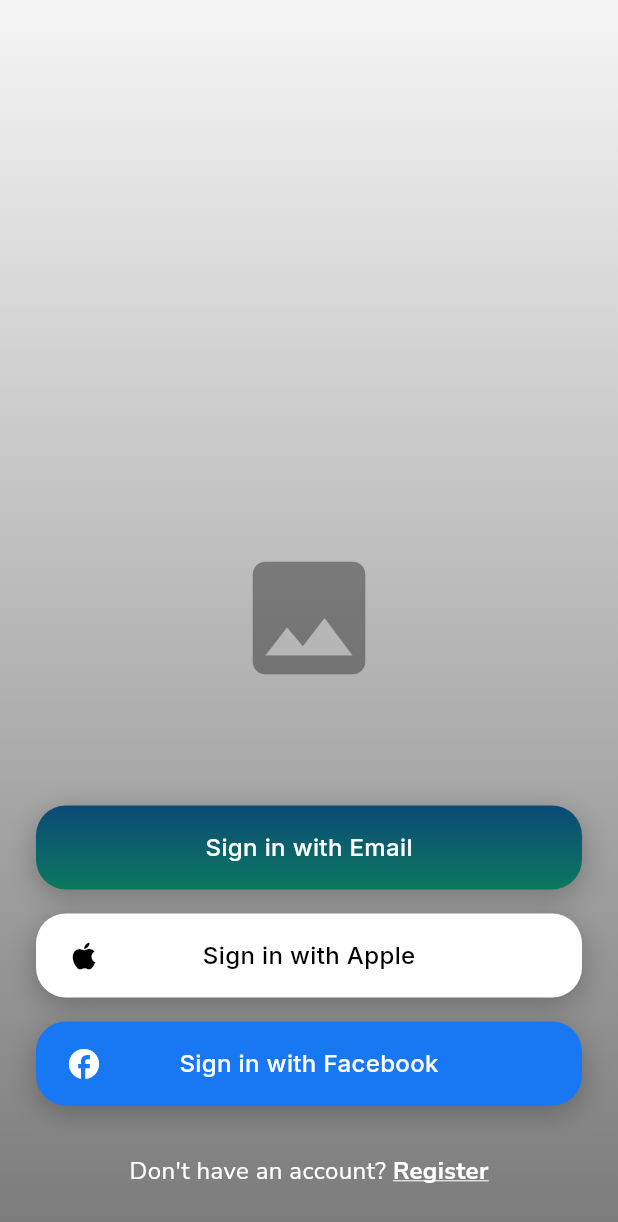
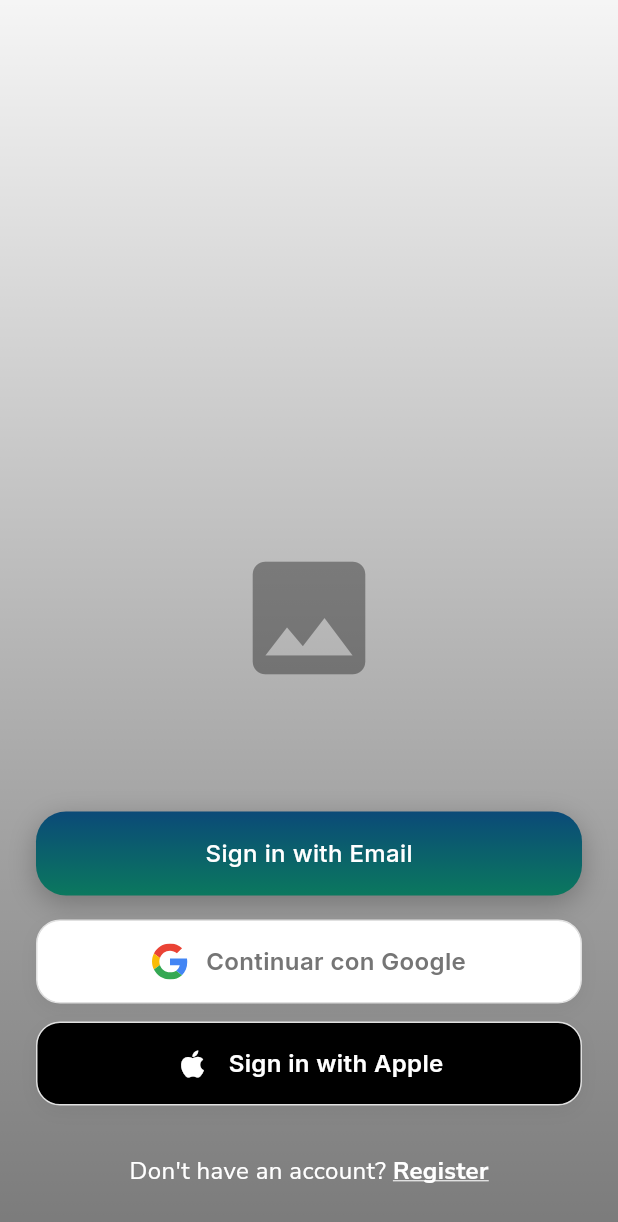
Before and after one commit to jefmonjor/other-tales-app, a Flutter app: the screen it shows after launch, on a phone screen of 412 x 824 dp. Shown: the top 1222 px of the screen. Run offline on Flutter 3.47's test engine with Material 3 defaults, Android fonts, the phone set to English and light mode, and no system bars; our stand-ins replace email_validator, flutter_riverpod, flutter_secure_storage, flutter_svg, fpdart, go_router and 4 more; missing offline and left inert: window_manager; accounts and stored records are empty; generated files the repository leaves out were written again.

Commit message:
feat: facebook delete

```diff
--- a/lib/features/auth/domain/repositories/auth_repository.dart
+++ b/lib/features/auth/domain/repositories/auth_repository.dart
@@ -11,4 +11,6 @@ abstract class AuthRepository {
     required bool termsAccepted,
     required bool privacyAccepted,
   });
+  Future<Either<Failure, void>> signInWithGoogle();
+  Future<Either<Failure, void>> signInWithApple();
 }
--- a/lib/features/auth/presentation/screens/landing_screen.dart
+++ b/lib/features/auth/presentation/screens/landing_screen.dart
@@ -4,6 +4,7 @@ import 'package:google_fonts/google_fonts.dart';
 import 'package:other_tales_app/l10n/app_localizations.dart';
 import '../../../../core/theme/app_colors.dart';
 import '../widgets/brand_button.dart';
+import '../widgets/social_button.dart';
 
 class LandingScreen extends StatelessWidget {
   const LandingScreen({super.key});
@@ -60,26 +61,39 @@ class LandingScreen extends StatelessWidget {
                   ),
                   const SizedBox(height: 16),
 
+                  // Sign in with Google
+                  SocialButton(
+                    label: "Continuar con Google", // Localize
+                    svgPath: 'assets/icons/google_logo.svg',
+                    backgroundColor: Colors.white,
+                    textColor: const Color(0xFF757575),
+                    onPressed: () {
+                     // In Landing we probably just redirect to Login or trigger generic login?
+                     // BUT Landing is usually just navigation.
+                     // Since I added Social to SignInScreen, maybe redundant here.
+                     // But user likes "Continue with..." on Landing.
+                     // I will navigate to Login or trigger Controller?
+                     // Landing is stateless and no controller. I'll navigate to Login for consistency or Keep as buttons that specific triggers?
+                     // I'll Navigate to Login for now, or just implement direct logic if ref available.
+                     // Best: Navigate to Login.
+                     context.go('/login');
+                    },
+                  ),
+                  const SizedBox(height: 12),
+
                   // Sign in with Apple
-                  _SocialButton(
+                  SocialButton(
                     label: AppLocalizations.of(context)!.signInApple,
                     icon: Icons.apple,
-                    backgroundColor: Colors.white,
-                    textColor: Colors.black,
-                    onPressed: () {
-                      // TODO: Implement Apple Sign In
-                    },
-                  ),
-                  const SizedBox(height: 16),
-
-                  // Sign in with Facebook
-                  _SocialButton(
-                    label: AppLocalizations.of(context)!.signInFacebook,
-                    icon: Icons.facebook,
-                    backgroundColor: const Color(0xFF1877F2),
+                    backgroundColor: Colors.black,
                     textColor: Colors.white,
                     onPressed: () {
-                      // TODO: Implement Facebook Sign In
+                       // Apple Sign In
+                       // If we want direct action, we need ref.
+                       // context.go('/login');
+                       // Or convert Landing to ConsumerWidget.
+                       // I'll convert to ConsumerWidget later if needed, for now just UI hotfix -> Go to Login
+                       context.push('/login');
                     },
                   ),
 
@@ -121,68 +135,3 @@ class LandingScreen extends StatelessWidget {
     );
   }
 }
-
-class _SocialButton extends StatelessWidget {
-  final String label;
-  final IconData icon;
-  final Color backgroundColor;
-  final Color textColor;
-  final VoidCallback onPressed;
-
-  const _SocialButton({
-    required this.label,
-    required this.icon,
-    required this.backgroundColor,
-    required this.textColor,
-    required this.onPressed,
-  });
-
-  @override
-  Widget build(BuildContext context) {
-    return Container(
-      width: double.infinity,
-      height: 56,
-      decoration: BoxDecoration(
-        color: backgroundColor,
-        borderRadius: BorderRadius.circular(20),
-        boxShadow: const [
-          BoxShadow(
-            color: Color.fromRGBO(0, 0, 0, 0.25),
-            offset: Offset(0, 5),
-            blurRadius: 15,
-          )
-        ],
-      ),
-      child: Material(
-        color: Colors.transparent,
-        borderRadius: BorderRadius.circular(20),
-        child: InkWell(
-          borderRadius: BorderRadius.circular(20),
-          onTap: onPressed,
-          child: Padding(
-            padding: const EdgeInsets.symmetric(horizontal: 20),
-            child: Row(
-              children: [
-                Icon(icon, color: textColor, size: 24),
-                const SizedBox(width: 16), // Center alignment might be preferred but Row is standard
-                Expanded(
-                  child: Center(
-                    child: Text(
-                      label,
-                      style: GoogleFonts.inter(
-                        fontSize: 16,
-                        fontWeight: FontWeight.w500,
-                        color: textColor,
-                      ),
-                    ),
-                  ),
-                ),
-                const SizedBox(width: 24 + 16), // Balance the icon width
-              ],
-            ),
-          ),
-        ),
-      ),
-    );
-  }
-}
--- /dev/null
+++ b/lib/features/auth/presentation/widgets/social_button.dart
@@ -0,0 +1,79 @@
+import 'package:flutter/material.dart';
+import 'package:google_fonts/google_fonts.dart';
+import 'package:flutter_svg/flutter_svg.dart';
+
+class SocialButton extends StatelessWidget {
+  final String label;
+  final String? svgPath;
+  final IconData? icon;
+  final Color backgroundColor;
+  final Color textColor;
+  final VoidCallback onPressed;
+  final Color? iconColor;
+
+  const SocialButton({
+    super.key,
+    required this.label,
+    this.svgPath,
+    this.icon,
+    required this.backgroundColor,
+    required this.textColor,
+    required this.onPressed,
+    this.iconColor,
+  }) : assert(svgPath != null || icon != null, 'Must provide either svgPath or icon');
+
+  @override
+  Widget build(BuildContext context) {
+    return Container(
+      width: double.infinity,
+      height: 56,
+      decoration: BoxDecoration(
+        color: backgroundColor,
+        borderRadius: BorderRadius.circular(16), // Matching AuthInput radius more closely or keeping 20
+        border: Border.all(color: Colors.grey.shade300, width: 1), // Border for white buttons
+        boxShadow: const [
+          BoxShadow(
+            color: Color.fromRGBO(0, 0, 0, 0.05),
+            offset: Offset(0, 4),
+            blurRadius: 10,
+          )
+        ],
+      ),
+      child: Material(
+        color: Colors.transparent,
+        borderRadius: BorderRadius.circular(16),
+        child: InkWell(
+          borderRadius: BorderRadius.circular(16),
+          onTap: onPressed,
+          child: Padding(
+            padding: const EdgeInsets.symmetric(horizontal: 20),
+            child: Row(
+              mainAxisAlignment: MainAxisAlignment.center, // Centered content
+              children: [
+                if (svgPath != null)
+                  SvgPicture.asset(
+                    svgPath!,
+                    width: 24,
+                    height: 24,
+                  )
+                else
+                  Icon(icon, color: iconColor ?? textColor, size: 24),
+
+                const SizedBox(width: 12),
+
+                Text(
+                  label,
+                  style: GoogleFonts.inter(
+                    fontSize: 16,
+                    fontWeight: FontWeight.w600,
+                    color: textColor,
+                  ),
+                ),
+              ],
+            ),
+          ),
+        ),
+      ),
+    );
+  }
+}
```
Also changed, not shown: lib/features/auth/data/repositories/auth_repository_impl.dart (+24 -0 lines), lib/features/auth/presentation/providers/login_controller.dart (+18 -0 lines), lib/features/auth/presentation/providers/sign_up_controller.dart (+18 -0 lines), lib/features/auth/presentation/screens/sign_in_screen.dart (+31 -0 lines), lib/features/auth/presentation/screens/sign_up_screen.dart (+31 -0 lines), assets/icons/google_logo.svg (added).
